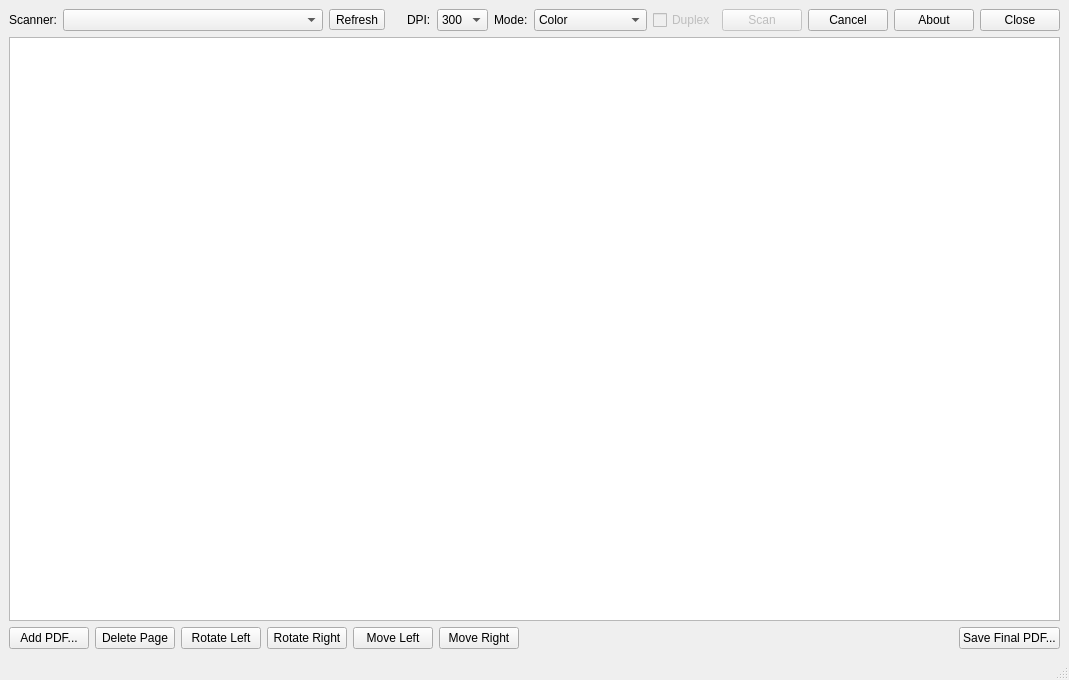
Old version of the form src/mainwindow.ui in the repository gmrandazzo/TiScannUtility.
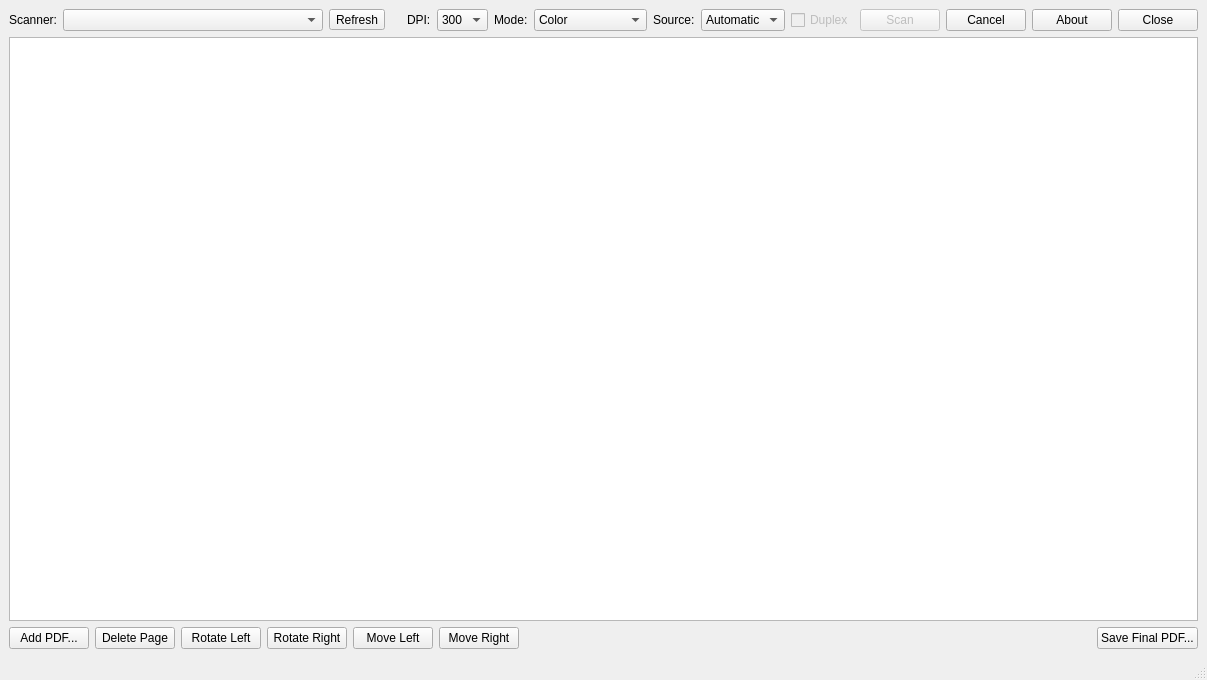
New version of the form.

The edit to the form file:
```diff
--- a/src/mainwindow.ui
+++ b/src/mainwindow.ui
@@ -121,6 +121,32 @@
         </item>
        </widget>
       </item>
+      <item>
+       <widget class="QLabel" name="sourceLabel">
+        <property name="text">
+         <string>Source:</string>
+        </property>
+       </widget>
+      </item>
+      <item>
+       <widget class="QComboBox" name="sourceCombo">
+        <item>
+         <property name="text">
+          <string>Automatic</string>
+         </property>
+        </item>
+        <item>
+         <property name="text">
+          <string>Flatbed</string>
+         </property>
+        </item>
+        <item>
+         <property name="text">
+          <string>Feeder</string>
+         </property>
+        </item>
+       </widget>
+      </item>
       <item>
        <widget class="QCheckBox" name="duplexCheck">
         <property name="enabled">
```
